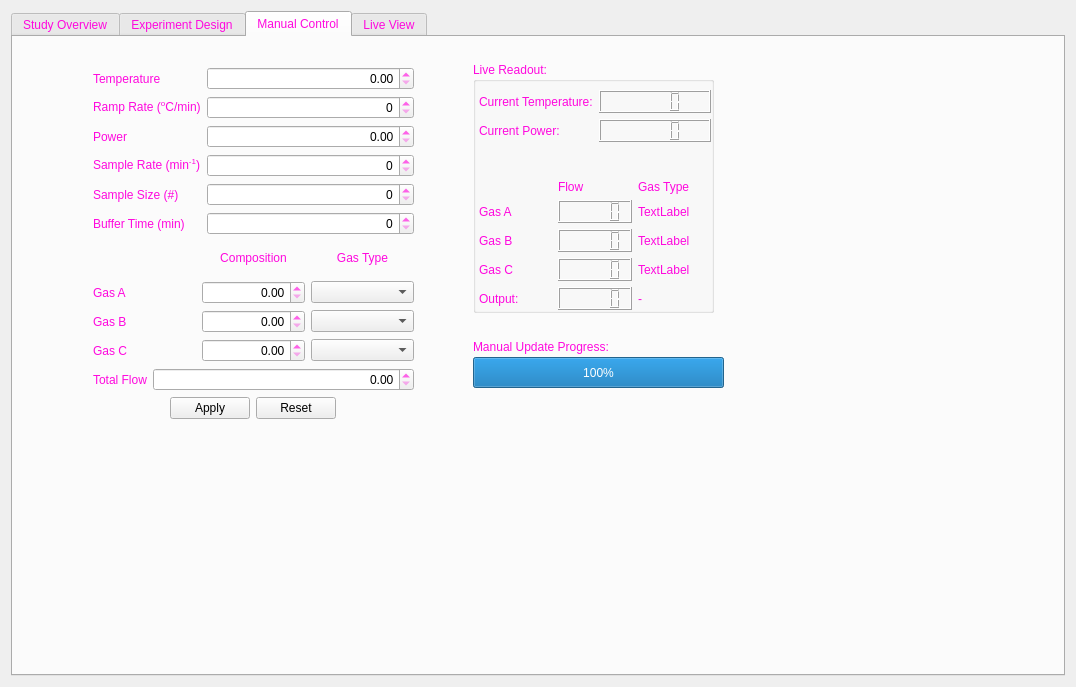
Above: reactorUI.ui from Dionne-Lab/catalight before the change. Below: the same form after it.
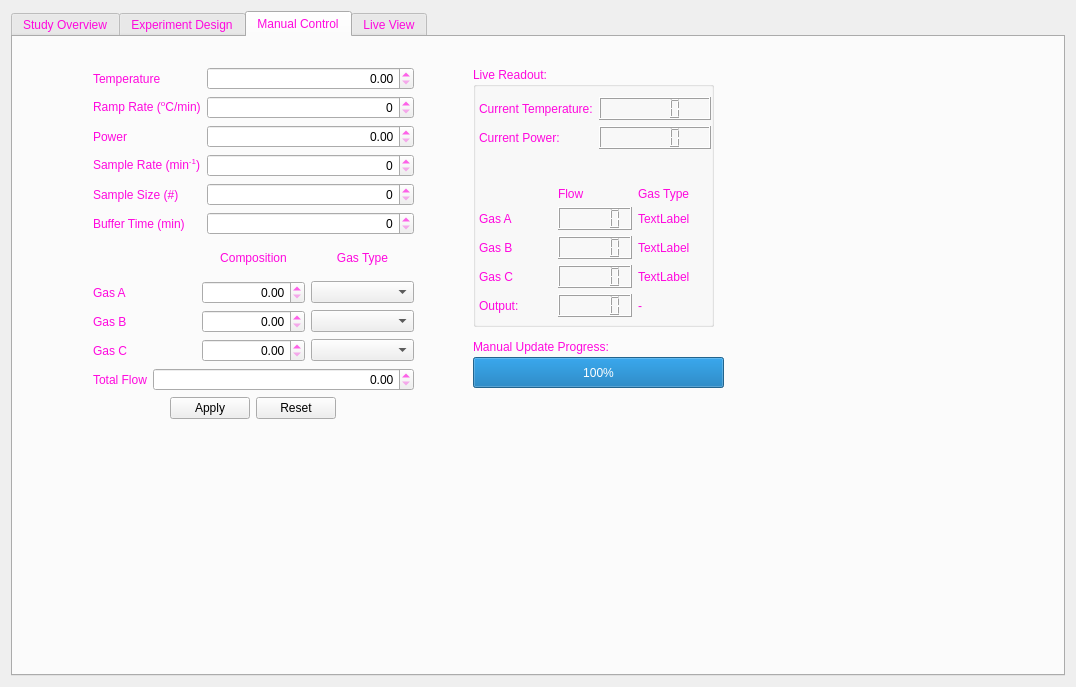
That is the form after the change. The open tabs and pages were chosen to show the change. Icons and pictures are not drawn.

```diff
--- a/reactorUI.ui
+++ b/reactorUI.ui
@@ -884,9 +884,9 @@
        <property name="geometry">
         <rect>
          <x>460</x>
-         <y>25</y>
+         <y>30</y>
          <width>241</width>
-         <height>251</height>
+         <height>260</height>
         </rect>
        </property>
        <property name="title">
@@ -896,7 +896,7 @@
         <property name="geometry">
          <rect>
           <x>6</x>
-          <y>28</y>
+          <y>30</y>
           <width>232</width>
           <height>220</height>
          </rect>
```
Left out of the diff: 8 changed lines with no effect on the pictures.
